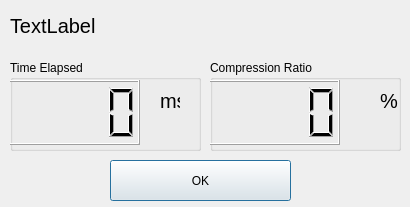
Above: app/success.ui from guidom300/sdem-archiver before the change. Below: the same form after it.
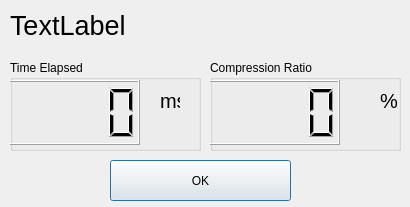
That is the form after the change.

```diff
--- a/app/success.ui
+++ b/app/success.ui
@@ -24,7 +24,7 @@
    </property>
    <property name="font">
     <font>
-     <pointsize>15</pointsize>
+     <pointsize>20</pointsize>
     </font>
    </property>
    <property name="text">
```
Left out of the diff: 2 changed lines with no effect on the pictures.
